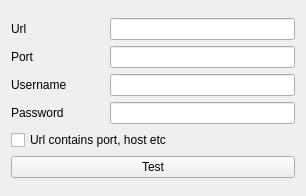
This is ui/ipcameravideosourceoptions.ui in krajsz/traffic-counter-opencv as Qt 5 draws it before an edit. The edited form follows.
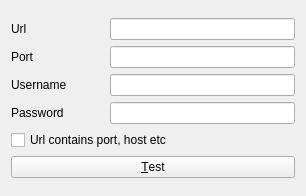
This is the edited form.

What changed in the file:
```diff
--- a/ui/ipcameravideosourceoptions.ui
+++ b/ui/ipcameravideosourceoptions.ui
@@ -90,7 +90,7 @@
      <item>
       <widget class="QPushButton" name="testConnectionButton">
        <property name="text">
-        <string>Test</string>
+        <string>&amp;Test</string>
        </property>
       </widget>
      </item>
```
